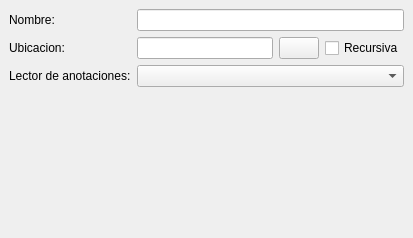
mnicolas94/galleries-qt, file galleries_qt/gallery_wizard.ui: the form before one commit.
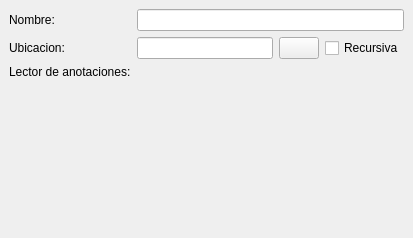
The form after the commit.

Commit message: FIX: ui parser selector fixed

The edit to the form file:
```diff
--- a/galleries_qt/gallery_wizard.ui
+++ b/galleries_qt/gallery_wizard.ui
@@ -50,9 +50,6 @@
         </property>
        </widget>
       </item>
-      <item row="2" column="1">
-       <widget class="QComboBox" name="parser_combobox"/>
-      </item>
       <item row="1" column="1">
        <widget class="QWidget" name="path_fields" native="true">
         <layout class="QHBoxLayout" name="horizontalLayout_2">
@@ -91,6 +88,24 @@
       <item row="0" column="1">
        <widget class="QLineEdit" name="name_edit"/>
       </item>
+      <item row="2" column="1">
+       <widget class="QWidget" name="parser_container" native="true">
+        <layout class="QVBoxLayout" name="verticalLayout">
+         <property name="leftMargin">
+          <number>0</number>
+         </property>
+         <property name="topMargin">
+          <number>0</number>
+         </property>
+         <property name="rightMargin">
+          <number>0</number>
+         </property>
+         <property name="bottomMargin">
+          <number>0</number>
+         </property>
+        </layout>
+       </widget>
+      </item>
      </layout>
     </widget>
    </item>
```
The commit also changes 1 other file.
